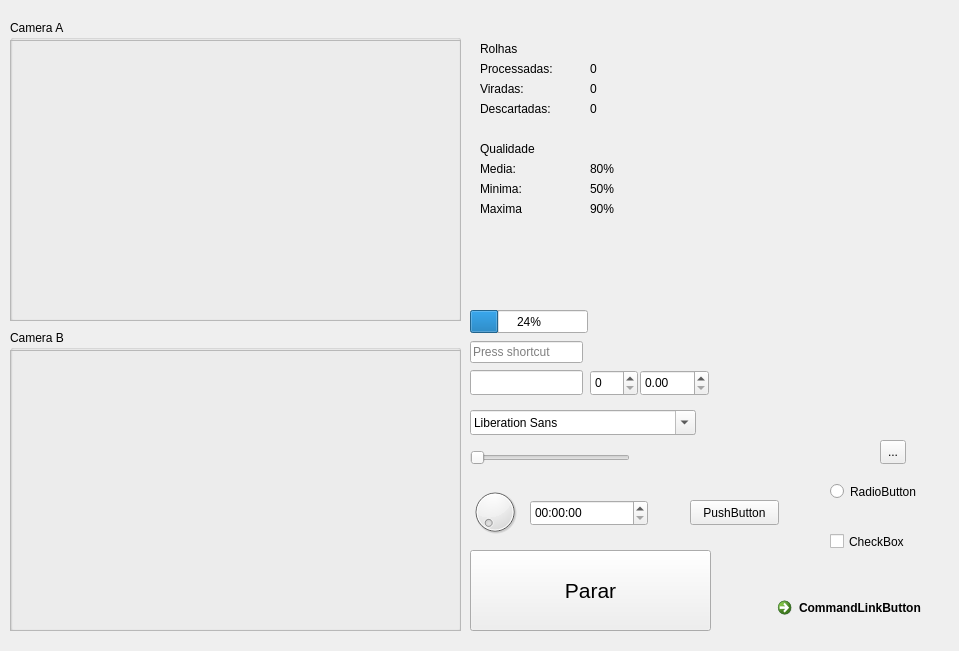
Above: source/mainwindow.ui from tentone/cork before the change. Below: the same form after it.
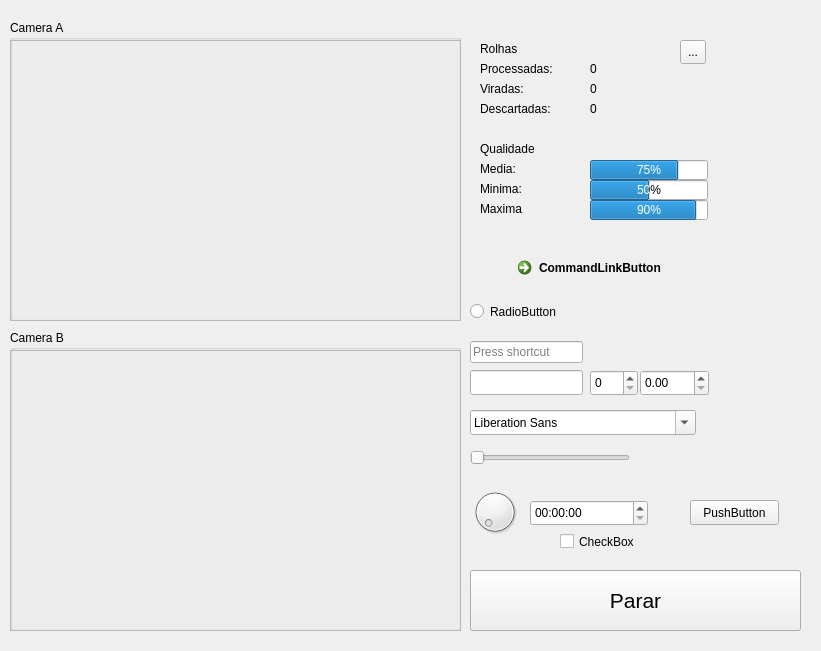
That is the form after the change.

Commit message: Fully working images

What changed in the file:
```diff
--- a/source/mainwindow.ui
+++ b/source/mainwindow.ui
@@ -6,7 +6,7 @@
    <rect>
     <x>0</x>
     <y>0</y>
-    <width>959</width>
+    <width>821</width>
     <height>651</height>
    </rect>
   </property>
@@ -76,9 +76,9 @@
     <property name="geometry">
      <rect>
       <x>470</x>
-      <y>550</y>
-      <width>241</width>
-      <height>81</height>
+      <y>570</y>
+      <width>331</width>
+      <height>61</height>
      </rect>
     </property>
     <property name="font">
@@ -208,32 +208,6 @@
      <string>0</string>
     </property>
    </widget>
-   <widget class="QLabel" name="label_10">
-    <property name="geometry">
-     <rect>
-      <x>590</x>
-      <y>160</y>
-      <width>101</width>
-      <height>17</height>
-     </rect>
-    </property>
-    <property name="text">
-     <string>80%</string>
-    </property>
-   </widget>
-   <widget class="QLabel" name="label_11">
-    <property name="geometry">
-     <rect>
-      <x>590</x>
-      <y>180</y>
-      <width>101</width>
-      <height>17</height>
-     </rect>
-    </property>
-    <property name="text">
-     <string>50%</string>
-    </property>
-   </widget>
    <widget class="QLabel" name="label_12">
     <property name="geometry">
      <rect>
@@ -260,19 +234,6 @@
      <string>Maxima</string>
     </property>
    </widget>
-   <widget class="QLabel" name="label_14">
-    <property name="geometry">
-     <rect>
-      <x>590</x>
-      <y>200</y>
-      <width>101</width>
-      <height>17</height>
-     </rect>
-    </property>
-    <property name="text">
-     <string>90%</string>
-    </property>
-   </widget>
    <widget class="QDial" name="dial">
     <property name="geometry">
      <rect>
@@ -359,21 +320,21 @@
    <widget class="QProgressBar" name="progressBar">
     <property name="geometry">
      <rect>
-      <x>470</x>
-      <y>310</y>
+      <x>590</x>
+      <y>160</y>
       <width>118</width>
-      <height>23</height>
+      <height>20</height>
      </rect>
     </property>
     <property name="value">
-     <number>24</number>
+     <number>75</number>
     </property>
    </widget>
    <widget class="QCommandLinkButton" name="commandLinkButton">
     <property name="geometry">
      <rect>
-      <x>770</x>
-      <y>590</y>
+      <x>510</x>
+      <y>250</y>
       <width>177</width>
       <height>41</height>
      </rect>
@@ -385,7 +346,7 @@
    <widget class="QCheckBox" name="checkBox">
     <property name="geometry">
      <rect>
-      <x>830</x>
+      <x>560</x>
       <y>530</y>
       <width>92</width>
       <height>23</height>
@@ -398,8 +359,8 @@
    <widget class="QRadioButton" name="radioButton">
     <property name="geometry">
      <rect>
-      <x>830</x>
-      <y>480</y>
+      <x>470</x>
+      <y>300</y>
       <width>112</width>
       <height>23</height>
      </rect>
@@ -411,8 +372,8 @@
    <widget class="QToolButton" name="toolButton">
     <property name="geometry">
      <rect>
-      <x>880</x>
-      <y>440</y>
+      <x>680</x>
+      <y>40</y>
       <width>26</width>
       <height>24</height>
      </rect>
@@ -434,6 +395,32 @@
      <string>PushButton</string>
     </property>
    </widget>
+   <widget class="QProgressBar" name="progressBar_2">
+    <property name="geometry">
+     <rect>
+      <x>590</x>
+      <y>180</y>
+      <width>118</width>
+      <height>20</height>
+     </rect>
+    </property>
+    <property name="value">
+     <number>50</number>
+    </property>
+   </widget>
+   <widget class="QProgressBar" name="progressBar_3">
+    <property name="geometry">
+     <rect>
+      <x>590</x>
+      <y>200</y>
+      <width>118</width>
+      <height>20</height>
+     </rect>
+    </property>
+    <property name="value">
+     <number>90</number>
+    </property>
+   </widget>
   </widget>
  </widget>
  <layoutdefault spacing="6" margin="11"/>
```
The commit also changes 2 other files.
